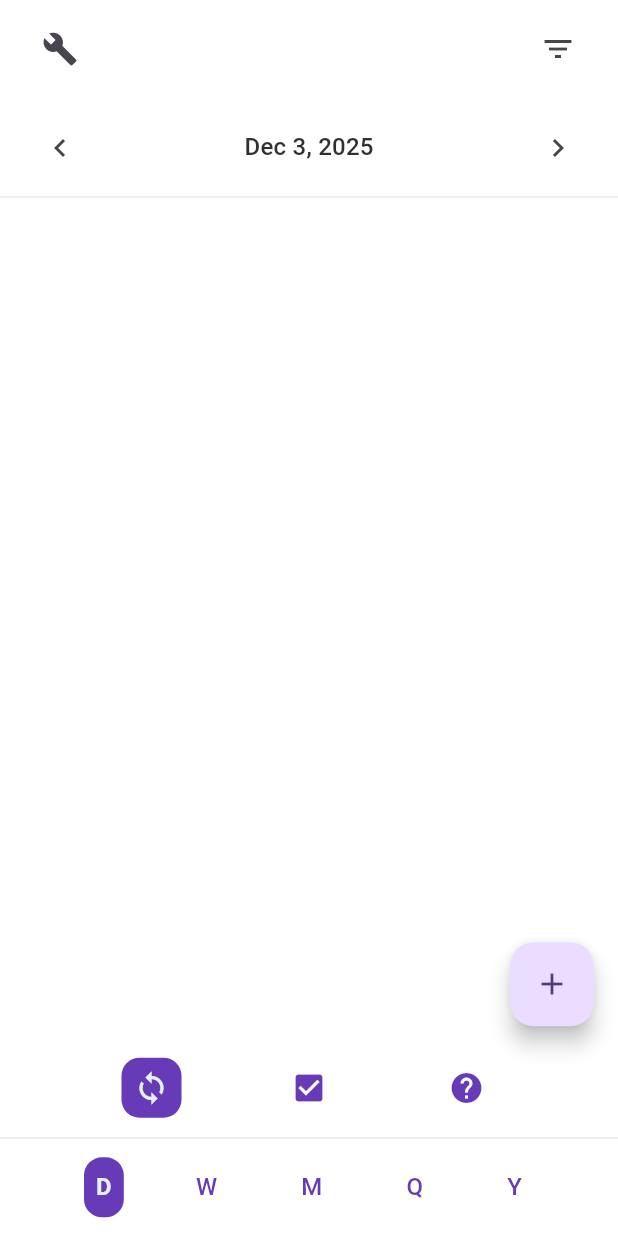
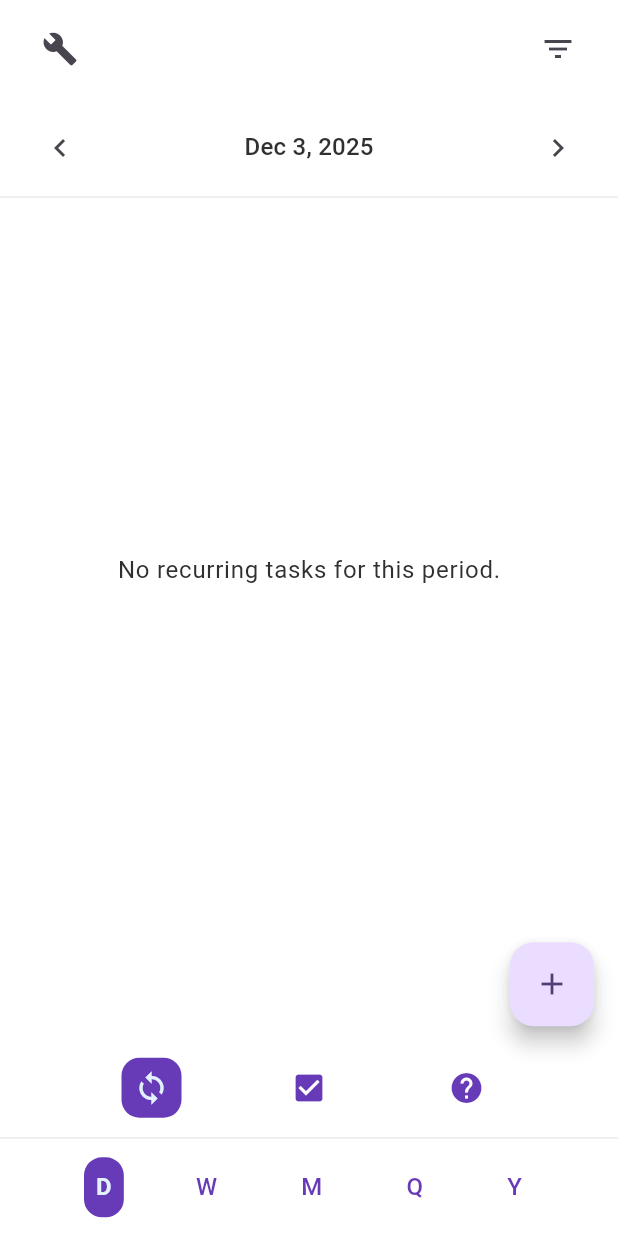
Before and after one commit to nicholasrr/t4g-projectlife, a Flutter app: the screen it shows after launch, on a phone screen of 412 x 824 dp. Run offline on Flutter 3.47's test engine with Material 3 defaults, Android fonts, the phone set to English and light mode, and no system bars; our stand-ins replace hive, hive_flutter; accounts and stored records are empty.

Commit message:
adding task detail screen and interactions

```diff
--- a/lib/utils/global_data.dart
+++ b/lib/utils/global_data.dart
@@ -5,21 +5,20 @@
 class Globals {
   bool isDarkMode = false;
   String language = 'en';
-  static SelectedType selectedType = SelectedType.recurring;
-  static final ValueNotifier<bool> isHowTo = ValueNotifier<bool>(false);
+  static final ValueNotifier<SelectedType> selectedTypeNotifier =
+      ValueNotifier<SelectedType>(SelectedType.recurring);
+  // Simple version counter to notify that tasks changed (create/edit/delete)
+  static final ValueNotifier<int> tasksVersion = ValueNotifier<int>(0);
 
   static setRecurring() {
-    selectedType = SelectedType.recurring;
-    isHowTo.value = false;
+    selectedTypeNotifier.value = SelectedType.recurring;
   }
 
   static setAdHoc() {
-    selectedType = SelectedType.adhoc;
-    isHowTo.value = false;
+    selectedTypeNotifier.value = SelectedType.adhoc;
   }
 
   static setHowTo() {
-    selectedType = SelectedType.howto;
-    isHowTo.value = true;
+    selectedTypeNotifier.value = SelectedType.howto;
   }
 }
--- a/lib/widgets/cadence_bar.dart
+++ b/lib/widgets/cadence_bar.dart
@@ -99,9 +99,9 @@
     final textStyle = theme.textTheme.titleMedium!;
 
     return ValueListenableBuilder(
-      valueListenable: Globals.isHowTo,
+      valueListenable: Globals.selectedTypeNotifier,
       builder:
-          (_, isHowTo, _) => InkWell(
+          (_, selectedType, _) => InkWell(
             onTap: onTap,
             borderRadius: BorderRadius.circular(AppTheme.radius),
             child: Container(
@@ -114,7 +114,7 @@
                 borderRadius: BorderRadius.circular(AppTheme.radius),
               ),
               child: Text(
-                isHowTo ? fullLabel : label,
+                selectedType == SelectedType.howto ? fullLabel : label,
                 style: textStyle.copyWith(
                   color:
                       isSelected
--- a/lib/widgets/task_list.dart
+++ b/lib/widgets/task_list.dart
@@ -2,6 +2,8 @@
 import '../models/task.dart';
 import '../db/repositories.dart';
 import '../theme.dart';
+import '../screens/task_detail_screen.dart';
+import '../utils/global_data.dart';
 
 /// The main scrollable list of tasks
 class TaskList extends StatelessWidget {
@@ -11,9 +13,82 @@
 
   @override
   Widget build(BuildContext context) {
+    // Listen to the selected type notifier so the list rebuilds when the
+    // user switches between Recurring / Ad-hoc / How-to.
+    return ValueListenableBuilder<SelectedType>(
+      valueListenable: Globals.selectedTypeNotifier,
+      builder: (_, selectedType, __) {
+        // Also listen to tasksVersion so the list refreshes when tasks are
+        // created/edited/deleted. Nest the listener to rebuild task loading
+        // whenever either selection or the tasksVersion changes.
+        return ValueListenableBuilder<int>(
+          valueListenable: Globals.tasksVersion,
+          builder: (_, __, ___) {
+            // If showing how-to, render explanatory text instead of tasks
+            if (selectedType == SelectedType.howto) {
+              return CustomScrollView(
+                slivers: [
+                  SliverToBoxAdapter(
+                    child: Padding(
+                      padding: const EdgeInsets.all(AppTheme.padding),
+                      child: Column(
+                        crossAxisAlignment: CrossAxisAlignment.start,
+                        children: const [
+                          Text(
+                            'How to use Project: Life',
+                            style: TextStyle(
+                              fontSize: 18,
+                              fontWeight: FontWeight.bold,
+                            ),
+                          ),
+                          SizedBox(height: AppTheme.spacing),
+                          Text(
+                            'Switch between Recurring and Ad-hoc to view the tasks of each type.\n'
+                            'Tap the + button to quickly add a task to the current time period.\n'
+                            'Use the time period header to navigate between periods.\n'
+                            'Swipe left or right on a task to complete or delete it.',
+                          ),
+                        ],
+                      ),
+                    ),
+                  ),
+                ],
+              );
+            }
+
+            // Otherwise filter tasks by type
             final tasks = TaskRepository().getTasksForPeriod(timePeriodId);
-    final completedTasks = tasks.where((t) => t.completed).toList();
-    final incompleteTasks = tasks.where((t) => !t.completed).toList();
+            final filtered =
+                tasks
+                    .where(
+                      (t) =>
+                          t.isRecurring ==
+                          (selectedType == SelectedType.recurring),
+                    )
+                    .toList();
+
+            final completedTasks = filtered.where((t) => t.completed).toList();
+            final incompleteTasks =
+                filtered.where((t) => !t.completed).toList();
+
+            // If no tasks available, show an empty state message
+            if (filtered.isEmpty) {
+              return CustomScrollView(
+                slivers: [
+                  SliverFillRemaining(
+                    hasScrollBody: false,
+                    child: Center(
+                      child: Text(
+                        selectedType == SelectedType.recurring
+                            ? 'No recurring tasks for this period.'
+                            : 'No ad-hoc tasks for this period.',
+                        style: Theme.of(context).textTheme.bodyLarge,
+                      ),
+                    ),
+                  ),
+                ],
+              );
+            }
 
             return CustomScrollView(
               slivers: [
@@ -58,6 +133,10 @@
                 ],
               ],
             );
+          },
+        );
+      },
+    );
   }
 }
 
@@ -73,54 +152,6 @@
 
 class _TaskItemState extends State<_TaskItem> {
   final _repositories = TaskRepository();
-
-  void _onDismissed(DismissDirection direction) {
-    final settings = SettingsRepository();
-    final dragFlip = settings.getDragFlip();
-    final isDeleteAction =
-        dragFlip
-            ? direction == DismissDirection.startToEnd
-            : direction == DismissDirection.endToStart;
-
-    if (isDeleteAction) {
-      // Delete task
-      showDialog(
-        context: context,
-        builder:
-            (context) => AlertDialog(
-              title: const Text('Delete Task?'),
-              content: const Text('This action cannot be undone.'),
-              actions: [
-                TextButton(
-                  onPressed: () => Navigator.pop(context),
-                  child: const Text('Cancel'),
-                ),
-                TextButton(
-                  onPressed: () {
-                    _repositories.deleteTask(widget.task.id);
-                    Navigator.pop(context);
-                  },
-                  child: const Text('Delete'),
-                ),
-              ],
-            ),
-      );
-    } else {
-      // Toggle completion
-      final updatedTask = Task(
-        id: widget.task.id,
-        title: widget.task.title,
-        description: widget.task.description,
-        categoryId: widget.task.categoryId,
-        completed: !widget.task.completed,
-        timePeriodId: widget.task.timePeriodId,
-        isRecurring: widget.task.isRecurring,
-        cadence:
-            widget.task.timePeriodId[0], // Extract D/W/M/Q/Y from timePeriodId
-      );
-      _repositories.editTask(updatedTask);
-    }
-  }
 
   @override
   Widget build(BuildContext context) {
@@ -152,9 +183,74 @@
 
     return Dismissible(
       key: ValueKey(widget.task.id),
-      onDismissed: _onDismissed,
+      // Use confirmDismiss so we can ask the user to confirm deletion and
+      // handle completion without actually removing the widget from the tree.
+      confirmDismiss: (direction) async {
+        final settings = SettingsRepository();
+        final dragFlip = settings.getDragFlip();
+        final isDeleteAction =
+            dragFlip
+                ? direction == DismissDirection.startToEnd
+                : direction == DismissDirection.endToStart;
+
+        if (isDeleteAction) {
+          // Ask user to confirm deletion
+          final confirmed = await showDialog<bool>(
+            context: context,
+            builder:
+                (context) => AlertDialog(
+                  title: const Text('Delete Task?'),
+                  content: const Text('This action cannot be undone.'),
+                  actions: [
+                    TextButton(
+                      onPressed: () => Navigator.pop(context, false),
+                      child: const Text('Cancel'),
+                    ),
+                    TextButton(
+                      onPressed: () => Navigator.pop(context, true),
+                      child: const Text('Delete'),
+                    ),
+                  ],
+                ),
+          );
+
+          if (confirmed == true) {
+            await _repositories.deleteTask(widget.task.id);
+            return true; // allow Dismissible to remove the item
+          }
+          return false; // cancelled
+        } else {
+          // Completion action: toggle completed state but do not dismiss the
+          // widget (return false so Dismissible keeps it in the tree).
+          final updatedTask = Task(
+            id: widget.task.id,
+            title: widget.task.title,
+            description: widget.task.description,
+            categoryId: widget.task.categoryId,
+            completed: !widget.task.completed,
+            timePeriodId: widget.task.timePeriodId,
+            isRecurring: widget.task.isRecurring,
+            cadence: widget.task.timePeriodId[0],
+          );
+          await _repositories.editTask(updatedTask);
+          return false;
+        }
+      },
       background: dragFlip ? deleteBackground : completeBackground,
       secondaryBackground: dragFlip ? completeBackground : deleteBackground,
+      child: InkWell(
+        onTap: () async {
+          // Open task in edit mode
+          await Navigator.of(context).push(
+            MaterialPageRoute(
+              builder:
+                  (_) => TaskDetailScreen(
+                    initialTimePeriodId: widget.task.timePeriodId,
+                    existingTask: widget.task,
+                  ),
+            ),
+          );
+        },
         child: AnimatedContainer(
           duration: const Duration(milliseconds: 300),
           margin: const EdgeInsets.symmetric(
@@ -193,7 +289,10 @@
                       ),
                     ),
                     if (widget.task.completed)
-                    Icon(Icons.check_circle, color: theme.colorScheme.primary),
+                      Icon(
+                        Icons.check_circle,
+                        color: theme.colorScheme.primary,
+                      ),
                   ],
                 ),
                 if (widget.task.description != null &&
@@ -208,6 +307,7 @@
             ),
           ),
         ),
+      ),
     );
   }
 }
--- a/lib/widgets/type_selector.dart
+++ b/lib/widgets/type_selector.dart
@@ -24,19 +24,22 @@
           _TypeButton(
             icon: Icons.sync,
             label: 'Recurring',
-            isSelected: Globals.selectedType == SelectedType.recurring,
+            isSelected:
+                Globals.selectedTypeNotifier.value == SelectedType.recurring,
             onTap: () => setState(() => Globals.setRecurring()),
           ),
           _TypeButton(
             icon: Icons.check_box,
             label: 'Ad-hoc',
-            isSelected: Globals.selectedType == SelectedType.adhoc,
+            isSelected:
+                Globals.selectedTypeNotifier.value == SelectedType.adhoc,
             onTap: () => setState(() => Globals.setAdHoc()),
           ),
           _TypeButton(
             icon: Icons.help,
             label: 'How-to',
-            isSelected: Globals.selectedType == SelectedType.howto,
+            isSelected:
+                Globals.selectedTypeNotifier.value == SelectedType.howto,
             onTap: () => setState(() => Globals.setHowTo()),
           ),
         ],
@@ -64,9 +67,9 @@
     final theme = Theme.of(context);
 
     return ValueListenableBuilder(
-      valueListenable: Globals.isHowTo,
+      valueListenable: Globals.selectedTypeNotifier,
       builder:
-          (_, isHowTo, _) => InkWell(
+          (_, selectedType, _) => InkWell(
             onTap: onTap,
             borderRadius: BorderRadius.circular(AppTheme.radius),
             child: Container(
@@ -88,7 +91,7 @@
                             ? AppTheme.light.secondaryHeaderColor
                             : AppTheme.light.primaryColor,
                   ),
-                  if (isHowTo) ...[
+                  if (selectedType == SelectedType.howto) ...[
                     const SizedBox(height: AppTheme.spacing / 2),
                     Text(
                       label,
```
Also changed, not shown: lib/db/task_repository.dart (+11 -0 lines), lib/screens/home_screen.dart (+15 -2 lines), lib/screens/task_detail_screen.dart (added, +156 -0 lines), lib/utils/utils.dart (+5 -2 lines), lib/models/task.g.dart. Lines whose indentation alone changed are shown as unchanged.
